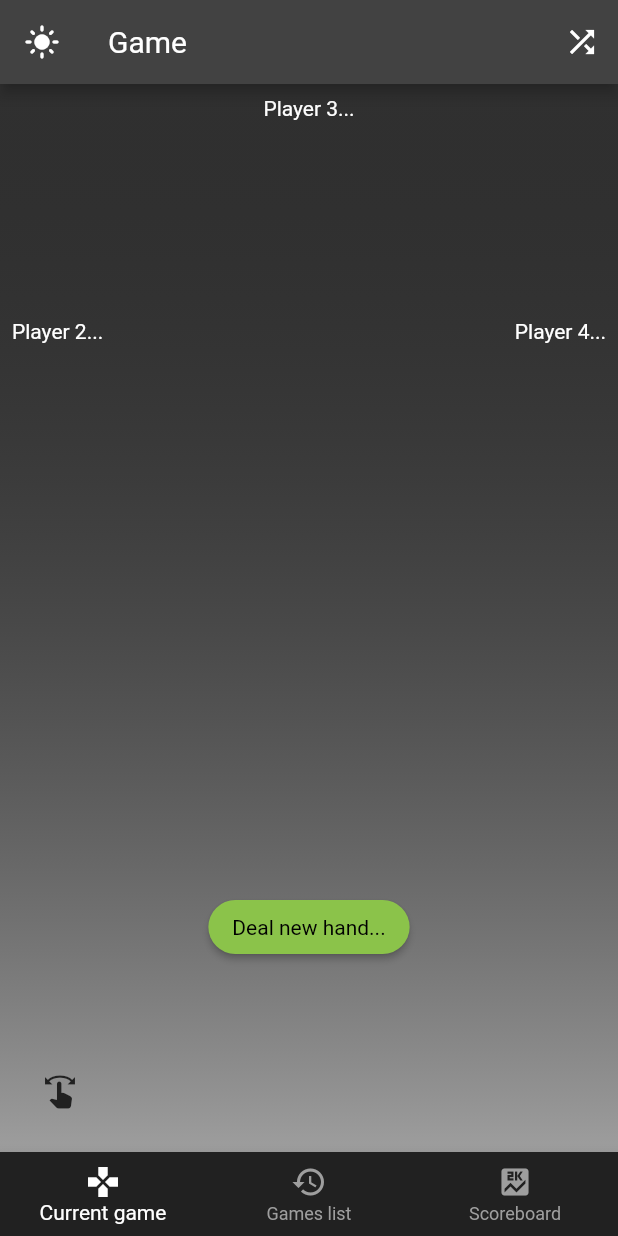
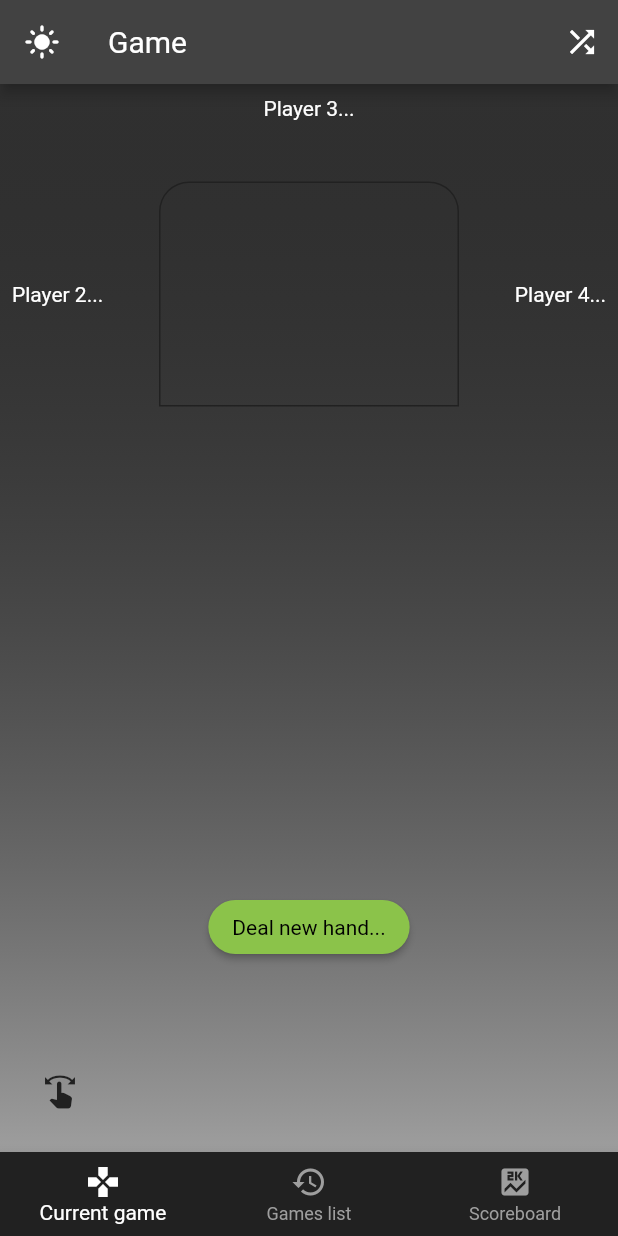
Before and after one commit to danielkerwin/thirteen_app, a Flutter app: the screen it shows after launch, on a phone screen of 412 x 824 dp. Run offline on Flutter 3.47's test engine with Material 2 defaults, Android fonts, the phone set to English and light mode, and no system bars; our stand-ins replace firebase_core, font_awesome_flutter; accounts and stored records are empty.

Commit message:
chore: updates

```diff
--- a/lib/widgets/game_hand.dart
+++ b/lib/widgets/game_hand.dart
@@ -78,10 +78,13 @@
     final mediaQuery = MediaQuery.of(context);
     final game = Provider.of<Game>(context);
     if (game.cardsInHand.isEmpty) {
+      final message = game.cardsOnTable.isEmpty
+          ? 'Deal new hand...'
+          : 'You win! Play again';
       return Center(
         child: ElevatedButton(
-          child: const Text('Deal new hand...'),
-          onPressed: Provider.of<Game>(context).generateNewCards,
+          child: Text(message),
+          onPressed: Provider.of<Game>(context, listen: false).generateNewCards,
         ),
       );
     }
--- a/lib/widgets/game_table.dart
+++ b/lib/widgets/game_table.dart
@@ -1,5 +1,3 @@
-import 'dart:math';
-
 import 'package:flutter/material.dart';
 
 import '../models/game_card.model.dart';
@@ -9,15 +7,16 @@
   final List<GameCard> cards;
   const GameTable({Key? key, required this.cards}) : super(key: key);
 
-  List<Widget> _buildTable() {
-    int offset = 0;
+  List<Widget> _buildTable(BoxConstraints constraints) {
+    print(constraints.widthConstraints());
+    double offset = 0.0;
     return cards.map(
       (card) {
         final widget = Positioned(
-          left: offset * 15,
+          left: offset * 10,
           child: Transform(
             origin: const Offset(65, 100),
-            transform: Matrix4.rotationZ(-0.6 + offset / 10),
+            transform: Matrix4.rotationZ(-0.6 + offset / 10)..scale(0.6),
             child: GameCardItem(
               label: card.label,
               color: card.color,
@@ -34,12 +33,22 @@
   @override
   Widget build(BuildContext context) {
     print('building game_table');
-    return SizedBox(
+    return Container(
       width: 200,
-      height: 200,
-      child: Stack(
-        clipBehavior: Clip.none,
-        children: _buildTable(),
+      height: 150,
+      decoration: BoxDecoration(
+        border: Border.all(color: Theme.of(context).primaryColor),
+        borderRadius: const BorderRadius.only(
+          topLeft: Radius.circular(20),
+          topRight: Radius.circular(20),
+        ),
+      ),
+      child: LayoutBuilder(
+        builder: (ctx, contraints) => Stack(
+          fit: StackFit.passthrough,
+          clipBehavior: Clip.none,
+          children: _buildTable(contraints),
+        ),
       ),
     );
   }
```
Also changed, not shown: 1 other file.
